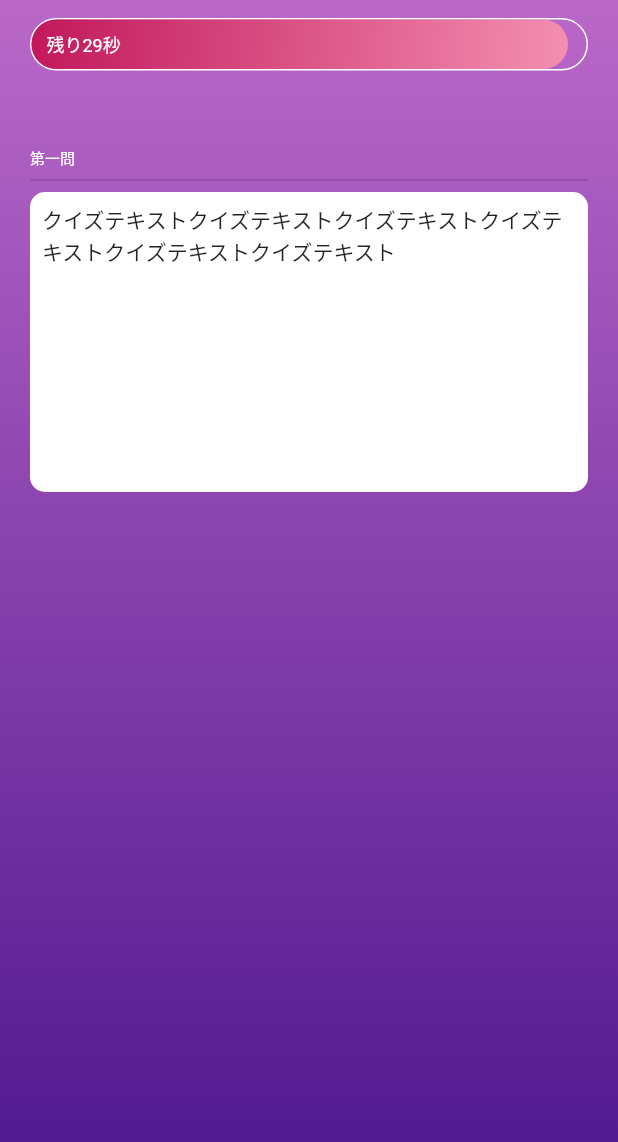
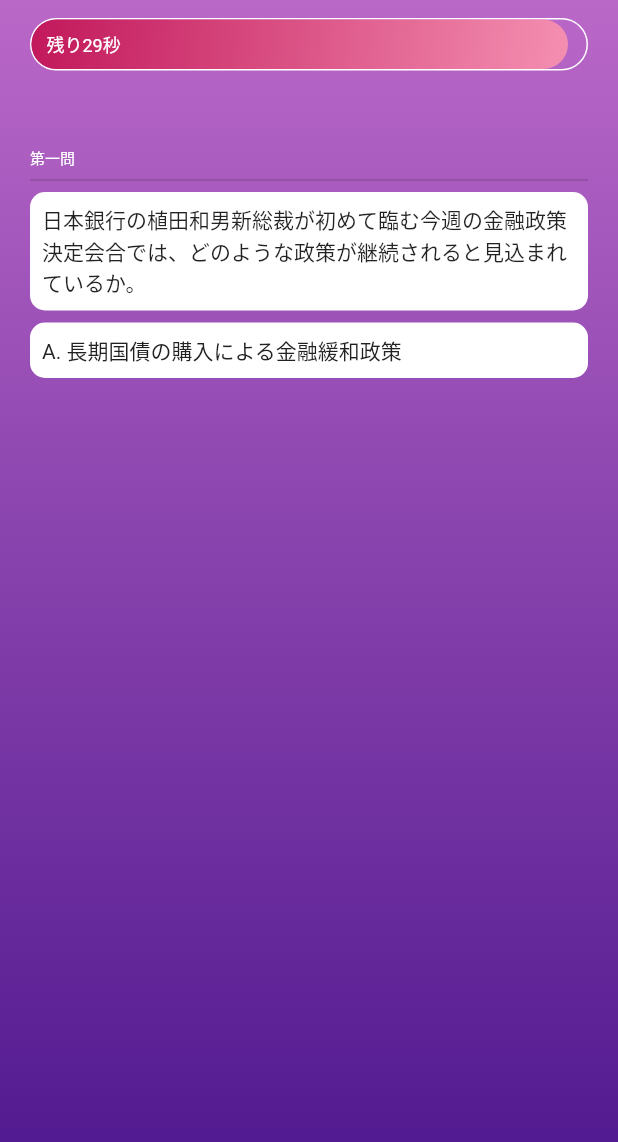
Before and after one commit to norifumi92/hotnewsquiz, a Flutter app: the QuizPage screen opened directly, on a phone screen of 412 x 824 dp. Shown: the top 1142 px of the screen. Run offline on Flutter 3.47's test engine with Material 2 defaults, Android fonts, the phone set to English and light mode, and no system bars.

Commit message:
edit the quiz page template for the demo purpose

```diff
--- a/lib/pages/quiz_page.dart
+++ b/lib/pages/quiz_page.dart
@@ -106,7 +106,7 @@ class _QuizPageState extends State<QuizPage> {
                 Divider(thickness: 1.5),
                 SizedBox(
                   width: double.infinity,
-                  height: 200,
+                  // height: 200,
                   child: Container(
                     padding: EdgeInsets.all(8.0),
                     decoration: BoxDecoration(
@@ -115,11 +115,27 @@ class _QuizPageState extends State<QuizPage> {
                     ),
                     child: Column(
                       children: [
-                        Text("クイズテキストクイズテキストクイズテキストクイズテキストクイズテキストクイズテキスト"),
+                        Text(
+                            "日本銀行の植田和男新総裁が初めて臨む今週の金融政策決定会合では、どのような政策が継続されると見込まれているか。"),
                       ],
                     ),
                   ),
                 ),
+                SizedBox(height: 8.0),
+                Container(
+                    padding: EdgeInsets.all(8.0),
+                    decoration: BoxDecoration(
+                      color: Colors.white,
+                      borderRadius: BorderRadius.circular(10),
+                    ),
+                    child: Row(
+                      children: [
+                        Text(
+                          "A. 長期国債の購入による金融緩和政策",
+                          style: TextStyle(color: Colors.grey.shade900),
+                        )
+                      ],
+                    )),
               ]),
             ),
           ),
```
